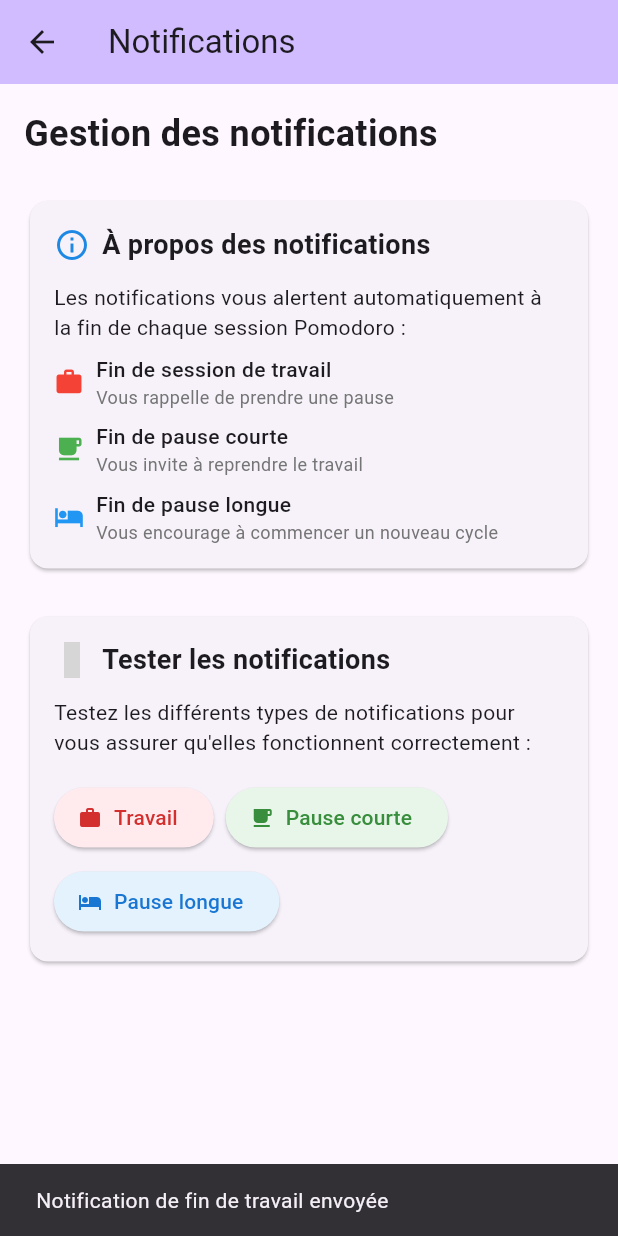
After one commit to HugoGarrigues/pomodoro_app, a Flutter app: the NotificationsPage screen opened directly, after a tap on "Travail", on a phone screen of 412 x 824 dp. The commit adds this screen. Run offline on Flutter 3.47's test engine with Material 3 defaults, Android fonts, the phone set to English and light mode, and no system bars; our stand-ins replace flutter_local_notifications, shared_preferences; accounts and stored records are empty; statements that could not run were skipped; grey boxes are pictures that could not be loaded.

Commit message:
Ajouter les notifications de fin de session

```diff
--- /dev/null
+++ b/lib/services/notification_service.dart
@@ -0,0 +1,121 @@
+import 'package:flutter_local_notifications/flutter_local_notifications.dart';
+import 'package:flutter/foundation.dart';
+import '../models/pomodoro_timer.dart';
+
+class NotificationService {
+  static final NotificationService _instance = NotificationService._internal();
+  factory NotificationService() => _instance;
+  NotificationService._internal();
+
+  final FlutterLocalNotificationsPlugin _notifications = FlutterLocalNotificationsPlugin();
+  bool _isInitialized = false;
+
+  Future<void> initialize() async {
+    if (_isInitialized) return;
+
+    const androidSettings = AndroidInitializationSettings('@mipmap/ic_launcher');
+    const iosSettings = DarwinInitializationSettings(
+      requestAlertPermission: true,
+      requestBadgePermission: true,
+      requestSoundPermission: true,
+    );
+    const macosSettings = DarwinInitializationSettings(
+      requestAlertPermission: true,
+      requestBadgePermission: true,
+      requestSoundPermission: true,
+    );
+
+    const initSettings = InitializationSettings(
+      android: androidSettings,
+      iOS: iosSettings,
+      macOS: macosSettings,
+    );
+
+    await _notifications.initialize(initSettings);
+    _isInitialized = true;
+
+    // Demander les permissions sur Android 13+
+    if (defaultTargetPlatform == TargetPlatform.android) {
+      await _requestAndroidPermissions();
+    }
+  }
+
+  Future<void> _requestAndroidPermissions() async {
+    final androidPlugin = _notifications.resolvePlatformSpecificImplementation<AndroidFlutterLocalNotificationsPlugin>();
+    if (androidPlugin != null) {
+      await androidPlugin.requestNotificationsPermission();
+    }
+  }
+
+  Future<void> showSessionCompleteNotification(PomodoroSessionType sessionType) async {
+    if (!_isInitialized) {
+      await initialize();
+    }
+
+    final (title, body) = _getNotificationContent(sessionType);
+
+    const androidDetails = AndroidNotificationDetails(
+      'pomodoro_session',
+      'Session Pomodoro',
+      channelDescription: 'Notifications pour les sessions Pomodoro terminées',
+      importance: Importance.high,
+      priority: Priority.high,
+      showWhen: true,
+      enableVibration: true,
+      playSound: true,
+    );
+
+    const iosDetails = DarwinNotificationDetails(
+      presentAlert: true,
+      presentBadge: true,
+      presentSound: true,
+      sound: 'default',
+    );
+
+    const macosDetails = DarwinNotificationDetails(
+      presentAlert: true,
+      presentBadge: true,
+      presentSound: true,
+      sound: 'default',
+    );
+
+    const notificationDetails = NotificationDetails(
+      android: androidDetails,
+      iOS: iosDetails,
+      macOS: macosDetails,
+    );
+
+    await _notifications.show(
+      sessionType.index,
+      title,
+      body,
+      notificationDetails,
+    );
+  }
+
+  (String, String) _getNotificationContent(PomodoroSessionType sessionType) {
+    switch (sessionType) {
+      case PomodoroSessionType.work:
+        return (
+          '🍅 Session de travail terminée !',
+          'Félicitations ! Il est temps de prendre une pause bien méritée.'
+        );
+      case PomodoroSessionType.shortBreak:
+        return (
+          '☕ Pause courte terminée !',
+          'C\'est reparti ! Prêt pour une nouvelle session de travail ?'
+        );
+      case PomodoroSessionType.longBreak:
+        return (
+          '🛌 Pause longue terminée !',
+          'Vous êtes reposé ! Temps de reprendre le travail avec énergie.'
+        );
+    }
+  }
+
+  Future<void> cancelAllNotifications() async {
+    if (_isInitialized) {
+      await _notifications.cancelAll();
+    }
+  }
+}
--- a/lib/viewmodels/pomodoro_viewmodel.dart
+++ b/lib/viewmodels/pomodoro_viewmodel.dart
@@ -3,12 +3,14 @@ import 'package:flutter/material.dart';
 import 'package:shared_preferences/shared_preferences.dart';
 import '../models/pomodoro_timer.dart';
 import '../models/pomodoro_session_record.dart';
+import '../services/notification_service.dart';
 
 class PomodoroViewModel extends ChangeNotifier {
   PomodoroTimer _timer;
   Timer? _ticker;
   DateTime? _sessionStartTime;
   final List<PomodoroSessionRecord> _history = [];
+  final NotificationService _notificationService = NotificationService();
 
   // Durées par défaut en secondes
   int _workDuration = 25 * 60;
@@ -23,6 +25,16 @@ class PomodoroViewModel extends ChangeNotifier {
           isRunning: false,
         ) {
     _loadSettings();
+    _initializeNotifications();
+  }
+
+  Future<void> _initializeNotifications() async {
+    try {
+      await _notificationService.initialize();
+    } catch (e) {
+      // En cas d'erreur d'initialisation des notifications, on continue sans
+      debugPrint('Erreur lors de l\'initialisation des notifications: $e');
+    }
   }
 
   // Getters
@@ -148,6 +160,9 @@ class PomodoroViewModel extends ChangeNotifier {
           endTime: endTime,
         ),
       );
+
+      // Envoyer la notification de fin de session
+      _sendSessionCompleteNotification();
     }
 
     _sessionStartTime = null;
@@ -159,6 +174,15 @@ class PomodoroViewModel extends ChangeNotifier {
       isRunning: false,
     );
     notifyListeners();
+  }
+
+  Future<void> _sendSessionCompleteNotification() async {
+    try {
+      await _notificationService.showSessionCompleteNotification(_timer.sessionType);
+    } catch (e) {
+      // En cas d'erreur, on continue sans notification
+      debugPrint('Erreur lors de l\'envoi de la notification: $e');
+    }
   }
 
   // Sauvegarde et chargement des paramètres
@@ -194,6 +218,7 @@ class PomodoroViewModel extends ChangeNotifier {
   @override
   void dispose() {
     _ticker?.cancel();
+    _notificationService.cancelAllNotifications();
     super.dispose();
   }
 }
--- a/lib/views/home_page.dart
+++ b/lib/views/home_page.dart
@@ -4,6 +4,7 @@ import '../viewmodels/pomodoro_viewmodel.dart';
 import '../models/pomodoro_timer.dart';
 import 'settings_page.dart';
 import 'history_page.dart';
+import 'notifications_page.dart';
 
 class HomePage extends StatelessWidget {
   const HomePage({super.key});
@@ -15,6 +16,15 @@ class HomePage extends StatelessWidget {
         title: const Text('Pomodoro Timer'),
         backgroundColor: Theme.of(context).colorScheme.inversePrimary,
         actions: [
+          IconButton(
+            icon: const Icon(Icons.notifications),
+            tooltip: 'Notifications',
+            onPressed: () {
+              Navigator.of(context).push(
+                MaterialPageRoute(builder: (_) => const NotificationsPage()),
+              );
+            },
+          ),
           IconButton(
             icon: const Icon(Icons.history),
             tooltip: 'Historique',
--- /dev/null
+++ b/lib/views/notifications_page.dart
@@ -0,0 +1,233 @@
+import 'package:flutter/material.dart';
+import 'package:provider/provider.dart';
+import '../viewmodels/pomodoro_viewmodel.dart';
+import '../services/notification_service.dart';
+import '../models/pomodoro_timer.dart';
+
+class NotificationsPage extends StatelessWidget {
+  const NotificationsPage({super.key});
+
+  @override
+  Widget build(BuildContext context) {
+    return Scaffold(
+      appBar: AppBar(
+        title: const Text('Notifications'),
+        backgroundColor: Theme.of(context).colorScheme.inversePrimary,
+      ),
+      body: const Padding(
+        padding: EdgeInsets.all(16.0),
+        child: Column(
+          crossAxisAlignment: CrossAxisAlignment.start,
+          children: [
+            Text(
+              'Gestion des notifications',
+              style: TextStyle(fontSize: 24, fontWeight: FontWeight.bold),
+            ),
+            SizedBox(height: 24),
+            _NotificationInfo(),
+            SizedBox(height: 24),
+            _TestNotifications(),
+          ],
+        ),
+      ),
+    );
+  }
+}
+
+class _NotificationInfo extends StatelessWidget {
+  const _NotificationInfo();
+
+  @override
+  Widget build(BuildContext context) {
+    return Card(
+      child: Padding(
+        padding: const EdgeInsets.all(16.0),
+        child: Column(
+          crossAxisAlignment: CrossAxisAlignment.start,
+          children: [
+            Row(
+              children: [
+                Icon(Icons.info_outline, color: Colors.blue[600]),
+                const SizedBox(width: 8),
+                const Text(
+                  'À propos des notifications',
+                  style: TextStyle(fontSize: 18, fontWeight: FontWeight.bold),
+                ),
+              ],
+            ),
+            const SizedBox(height: 12),
+            const Text(
+              'Les notifications vous alertent automatiquement à la fin de chaque session Pomodoro :',
+              style: TextStyle(fontSize: 14),
+            ),
+            const SizedBox(height: 8),
+            const _NotificationTypeItem(
+              icon: Icons.work,
+              title: 'Fin de session de travail',
+              description: 'Vous rappelle de prendre une pause',
+              color: Colors.red,
+            ),
+            const SizedBox(height: 8),
+            const _NotificationTypeItem(
+              icon: Icons.free_breakfast,
+              title: 'Fin de pause courte',
+              description: 'Vous invite à reprendre le travail',
+              color: Colors.green,
+            ),
+            const SizedBox(height: 8),
+            const _NotificationTypeItem(
+              icon: Icons.hotel,
+              title: 'Fin de pause longue',
+              description: 'Vous encourage à commencer un nouveau cycle',
+              color: Colors.blue,
+            ),
+          ],
+        ),
+      ),
+    );
+  }
+}
+
+class _NotificationTypeItem extends StatelessWidget {
+  final IconData icon;
+  final String title;
+  final String description;
+  final Color color;
+
+  const _NotificationTypeItem({
+    required this.icon,
+    required this.title,
+    required this.description,
+    required this.color,
+  });
+
+  @override
+  Widget build(BuildContext context) {
+    return Row(
+      children: [
+        Icon(icon, color: color, size: 20),
+        const SizedBox(width: 8),
+        Expanded(
+          child: Column(
+            crossAxisAlignment: CrossAxisAlignment.start,
+            children: [
+              Text(
+                title,
+                style: const TextStyle(fontWeight: FontWeight.w500),
+              ),
+              Text(
+                description,
+                style: TextStyle(fontSize: 12, color: Colors.grey[600]),
+              ),
+            ],
+          ),
+        ),
+      ],
+    );
+  }
+}
+
+class _TestNotifications extends StatelessWidget {
+  const _TestNotifications();
+
+  @override
+  Widget build(BuildContext context) {
+    final notificationService = NotificationService();
+
+    return Card(
+      child: Padding(
+        padding: const EdgeInsets.all(16.0),
+        child: Column(
+          crossAxisAlignment: CrossAxisAlignment.start,
+          children: [
+            Row(
+              children: [
+                Icon(Icons.test_tube, color: Colors.orange[600]),
+                const SizedBox(width: 8),
+                const Text(
+                  'Tester les notifications',
+                  style: TextStyle(fontSize: 18, fontWeight: FontWeight.bold),
+                ),
+              ],
+            ),
+            const SizedBox(height: 12),
+            const Text(
+              'Testez les différents types de notifications pour vous assurer qu\'elles fonctionnent correctement :',
+              style: TextStyle(fontSize: 14),
+            ),
+            const SizedBox(height: 16),
+            Wrap(
+              spacing: 8,
+              runSpacing: 8,
+              children: [
+                ElevatedButton.icon(
+                  onPressed: () async {
+                    await notificationService.showSessionCompleteNotification(
+                      PomodoroSessionType.work,
+                    );
+                    if (context.mounted) {
+                      ScaffoldMessenger.of(context).showSnackBar(
+                        const SnackBar(
+                          content: Text('Notification de fin de travail envoyée'),
+                          duration: Duration(seconds: 2),
+                        ),
+                      );
+                    }
+                  },
+                  icon: const Icon(Icons.work, size: 16),
+                  label: const Text('Travail'),
+                  style: ElevatedButton.styleFrom(
+                    backgroundColor: Colors.red[50],
+                    foregroundColor: Colors.red[700],
+                  ),
+                ),
+                ElevatedButton.icon(
+                  onPressed: () async {
+                    await notificationService.showSessionCompleteNotification(
+                      PomodoroSessionType.shortBreak,
+                    );
+                    if (context.mounted) {
+                      ScaffoldMessenger.of(context).showSnackBar(
+                        const SnackBar(
+                          content: Text('Notification de fin de pause courte envoyée'),
+                          duration: Duration(seconds: 2),
+                        ),
+                      );
+                    }
+                  },
+                  icon: const Icon(Icons.free_breakfast, size: 16),
+                  label: const Text('Pause courte'),
+                  style: ElevatedButton.styleFrom(
+                    backgroundColor: Colors.green[50],
+                    foregroundColor: Colors.green[700],
+                  ),
+                ),
+                ElevatedButton.icon(
+                  onPressed: () async {
+                    await notificationService.showSessionCompleteNotification(
+                      PomodoroSessionType.longBreak,
+                    );
+                    if (context.mounted) {
+                      ScaffoldMessenger.of(context).showSnackBar(
+                        const SnackBar(
+                          content: Text('Notification de fin de pause longue envoyée'),
+                          duration: Duration(seconds: 2),
+                        ),
+                      );
+                    }
+                  },
+                  icon: const Icon(Icons.hotel, size: 16),
+                  label: const Text('Pause longue'),
+                  style: ElevatedButton.styleFrom(
+                    backgroundColor: Colors.blue[50],
+                    foregroundColor: Colors.blue[700],
+                  ),
+                ),
+              ],
+            ),
+          ],
+        ),
+      ),
+    );
+  }
+}
--- a/pubspec.yaml
+++ b/pubspec.yaml
@@ -32,6 +32,7 @@ dependencies:
     sdk: flutter
   shared_preferences: ^2.2.2
   provider: ^6.1.1
+  flutter_local_notifications: ^17.2.2
   cupertino_icons: ^1.0.8
 
 dev_dependencies:
```
Also changed, not shown: 1 other file.
